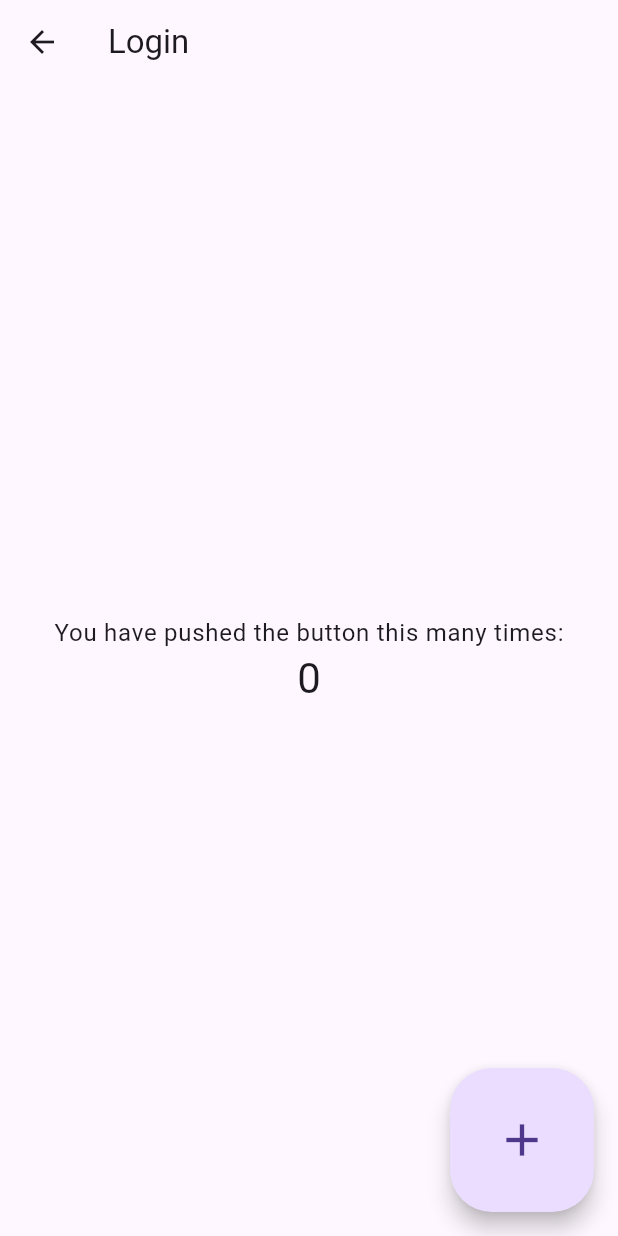
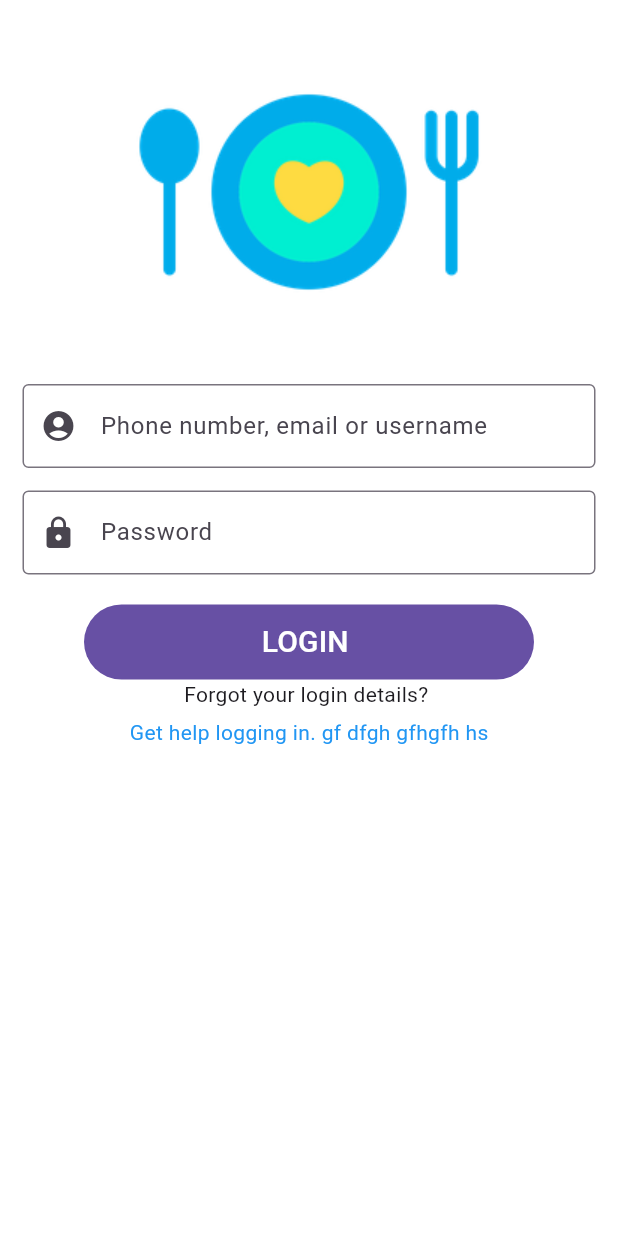
Before and after one commit to VYR/mobile, a Flutter app: the screen it shows after launch, on a phone screen of 412 x 824 dp. Run offline on Flutter 3.47's test engine with Material 2 defaults, Android fonts, the phone set to English and light mode, and no system bars; our stand-ins replace carousel_slider.

Commit message:
splash, login and home page completed

```diff
--- a/lib/login.dart
+++ b/lib/login.dart
@@ -1,4 +1,7 @@
+import 'dart:ui';
+
 import 'package:flutter/material.dart';
+import 'home.dart';
 
 class Login extends StatefulWidget {
   const Login({super.key});
@@ -9,38 +12,80 @@ class Login extends StatefulWidget {
 }
 
 class _LoginState extends State<Login> {
-  int _counter = 0;
-
-  void _incrementCounter() {
-    setState(() {
-      _counter++;
-    });
-  }
-
   @override
   Widget build(BuildContext context) {
     return Scaffold(
-      appBar: AppBar(title: const Text('Login')),
-      body: Center(
+      backgroundColor: Colors.white,
+      body: SingleChildScrollView(
         child: Column(
-          mainAxisAlignment: MainAxisAlignment.center,
           children: <Widget>[
-            Text(
-              'You have pushed the button this many times:',
-              style: Theme.of(context).textTheme.bodyLarge,
+            Center(
+              child: Image.asset('assets/images/logo.webp'),
             ),
-            Text(
-              '$_counter',
-              style: Theme.of(context).textTheme.headlineMedium,
+            const Padding(
+              //padding: const EdgeInsets.only(left:15.0,right: 15.0,top:0,bottom: 0),
+              padding: EdgeInsets.symmetric(horizontal: 15),
+              child: TextField(
+                decoration: InputDecoration(
+                    prefixIcon: Icon(Icons.account_circle_sharp),
+                    border: OutlineInputBorder(),
+                    labelText: 'Phone number, email or username',
+                    hintText: 'Enter valid email id as abc@gmail.com'),
+              ),
             ),
+            const Padding(
+              padding:
+                  EdgeInsets.only(left: 15.0, right: 15.0, top: 15, bottom: 0),
+              //padding: EdgeInsets.symmetric(horizontal: 15),
+              child: TextField(
+                obscureText: true,
+                decoration: InputDecoration(
+                    prefixIcon: Icon(Icons.lock),
+                    border: OutlineInputBorder(),
+                    labelText: 'Password',
+                    hintText: 'Enter secure password'),
+              ),
+            ),
+            Center(
+              child: Padding(
+                padding: const EdgeInsets.only(top: 20.0),
+                child: FilledButton(
+                    style:
+                        FilledButton.styleFrom(fixedSize: const Size(300, 50)),
+                    child: const Text(
+                      'LOGIN ',
+                      style: TextStyle(color: Colors.white, fontSize: 20),
+                    ),
+                    onPressed: () => Navigator.push(context,
+                        MaterialPageRoute(builder: (context) => const Home()))),
+              ),
+            ),
+            SizedBox(
+                height: 50,
+                child: Center(
+                  child: Column(
+                    crossAxisAlignment: CrossAxisAlignment.center,
+                    children: [
+                      const Expanded(
+                        child: Text('Forgot your login details? '),
+                      ),
+                      Expanded(
+                        child: InkWell(
+                            onTap: () {
+                              print('hello');
+                            },
+                            child: const Text(
+                              'Get help logging in. gf dfgh gfhgfh hs',
+                              style:
+                                  TextStyle(fontSize: 14, color: Colors.blue),
+                            )),
+                      )
+                    ],
+                  ),
+                )),
           ],
         ),
       ),
-      floatingActionButton: FloatingActionButton.large(
-        onPressed: _incrementCounter,
-        tooltip: 'Increment',
-        child: const Icon(Icons.add),
-      ), // This trailing comma makes auto-formatting nicer for build methods.
     );
   }
 }
--- a/pubspec.yaml
+++ b/pubspec.yaml
@@ -9,6 +9,7 @@ environment:
 dependencies:
   flutter:
     sdk: flutter
+  carousel_slider: ^4.0.0
 
 dev_dependencies:
   flutter_test:
@@ -18,8 +19,9 @@ dev_dependencies:
 flutter:
 
   uses-material-design: true
-  # assets:
-  #  - images/a_dot_burr.jpeg
+  assets:
+   - assets/images/splashScreen.gif
+   - assets/images/logo.webp
   #  - images/a_dot_ham.jpeg
   # fonts:
   #   - family: Schyler
```
Also changed, not shown: lib/home.dart (added, +226 -0 lines), lib/main.dart (+3 -123 lines), lib/sample.dart (added, +150 -0 lines), lib/splash.dart (added, +44 -0 lines), lib/text_fields.dart (added, +68 -0 lines), assets/images/logo.webp (added), assets/images/splashScreen.gif (added).
